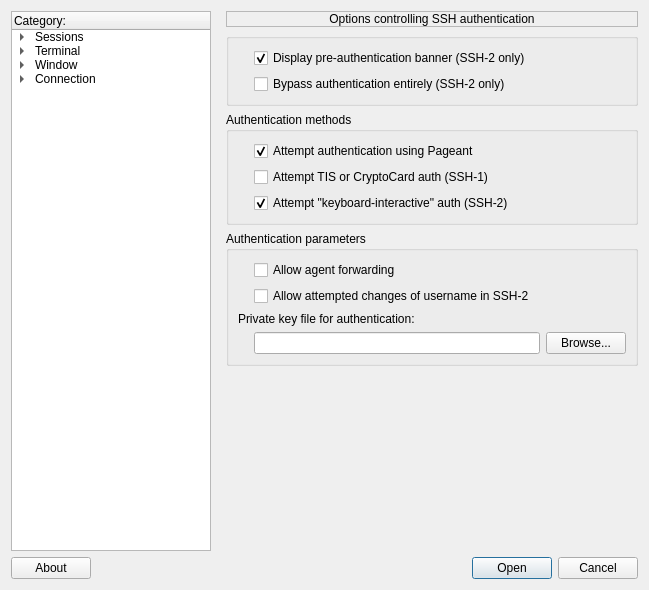
Above: GuiSettingsWindow.ui from KubaO/qutty before the change. Below: the same form after it.
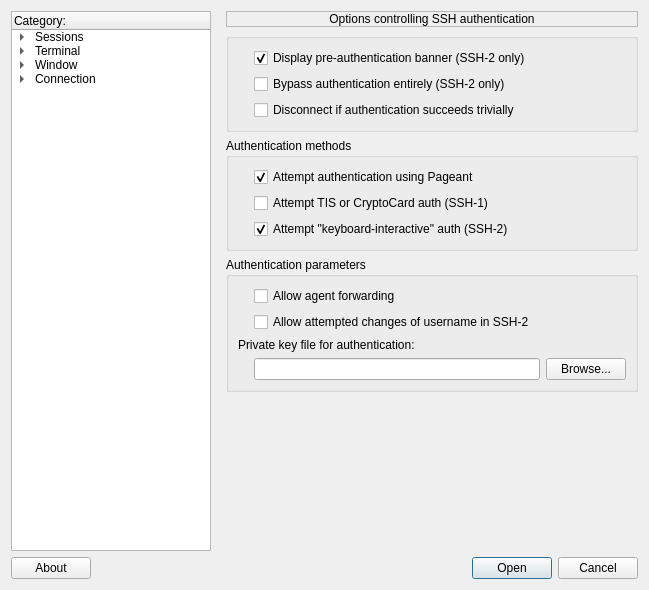
That is the form after the change. The open tabs and pages were chosen to show the change. Custom widgets are drawn as their Qt base class.

Commit message: Update the configuration interface for changes in 0.75

```diff
--- a/GuiSettingsWindow.ui
+++ b/GuiSettingsWindow.ui
@@ -6612,6 +6612,13 @@
             </property>
            </widget>
           </item>
+          <item row="2" column="1">
+           <widget class="QCheckBox" name="chb_ssh_no_trivial_userauth">
+            <property name="text">
+             <string>Disconnect if authentication succeeds trivially</string>
+            </property>
+           </widget>
+          </item>
          </layout>
         </widget>
        </item>
```
Left out of the diff: 6 changed lines with no effect on the pictures. The commit also changes 1 other file.
